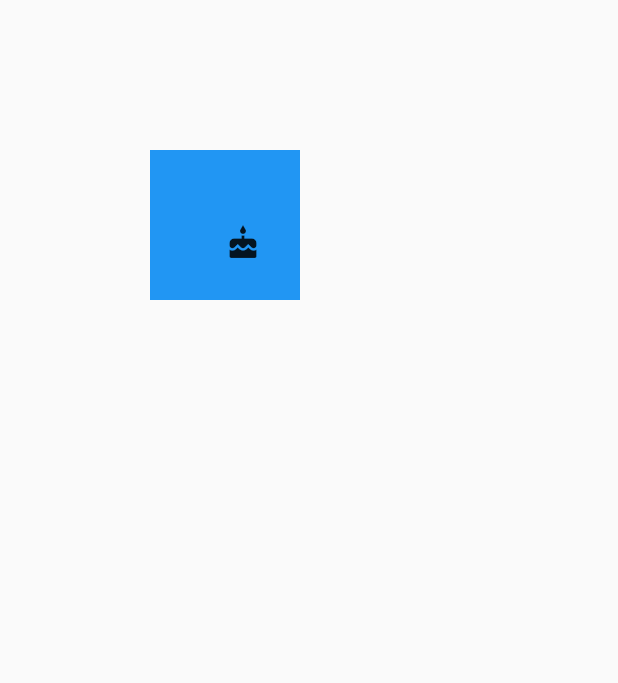
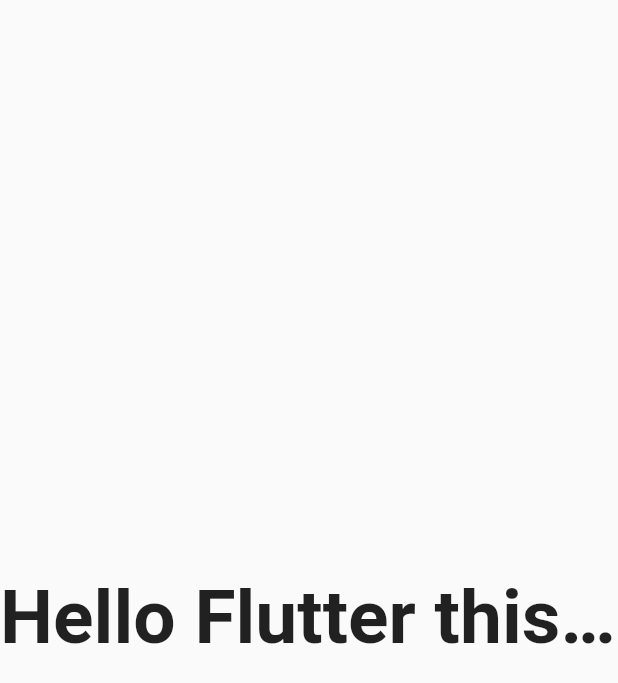
Before and after one commit to Amar-Gill/flutter-quizapp, a Flutter app: the screen it shows after launch, on a phone screen of 412 x 824 dp. Shown: the top 683 px of the screen. Run offline on Flutter 3.47's test engine with Material 2 defaults, Android fonts, the phone set to English and light mode, and no system bars.

Commit message:
Text widget and TextStyle widget.

```diff
--- a/lib/main.dart
+++ b/lib/main.dart
@@ -10,14 +10,23 @@ class MyApp extends StatelessWidget {
   Widget build(BuildContext context) {
     return MaterialApp(
       home: Scaffold(
-        body: Container(
-          color: Colors.blue,
-          margin: EdgeInsets.all(100),
-          child: Icon(Icons.cake),
-          width: 100,
-          height: 100,
-          alignment: Alignment.bottomRight,
-          padding: EdgeInsets.all(50),
+        body: Center(
+          child: Row(
+            children: <Widget>[
+              Expanded(
+                child: Container(
+                  child: Text(
+                    'Hello Flutter this text is too long',
+                    overflow: TextOverflow.ellipsis,
+                    style: TextStyle(
+                      fontSize: 50,
+                      fontWeight: FontWeight.bold,
+                    ),
+                  ),
+                ),
+              )
+            ],
+          ),
         ),
       ),
     );
```
